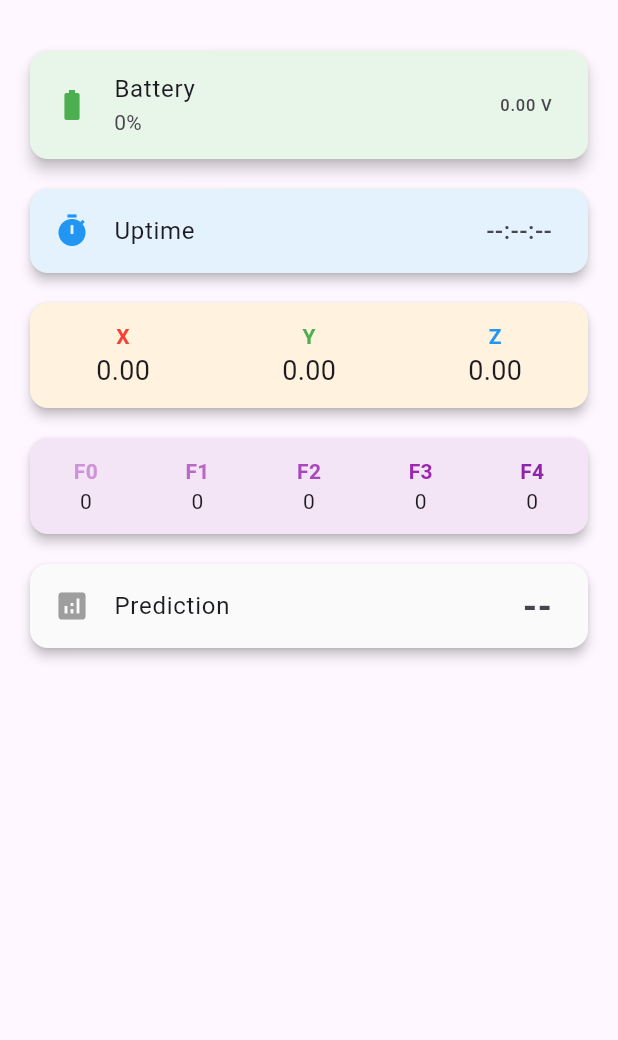
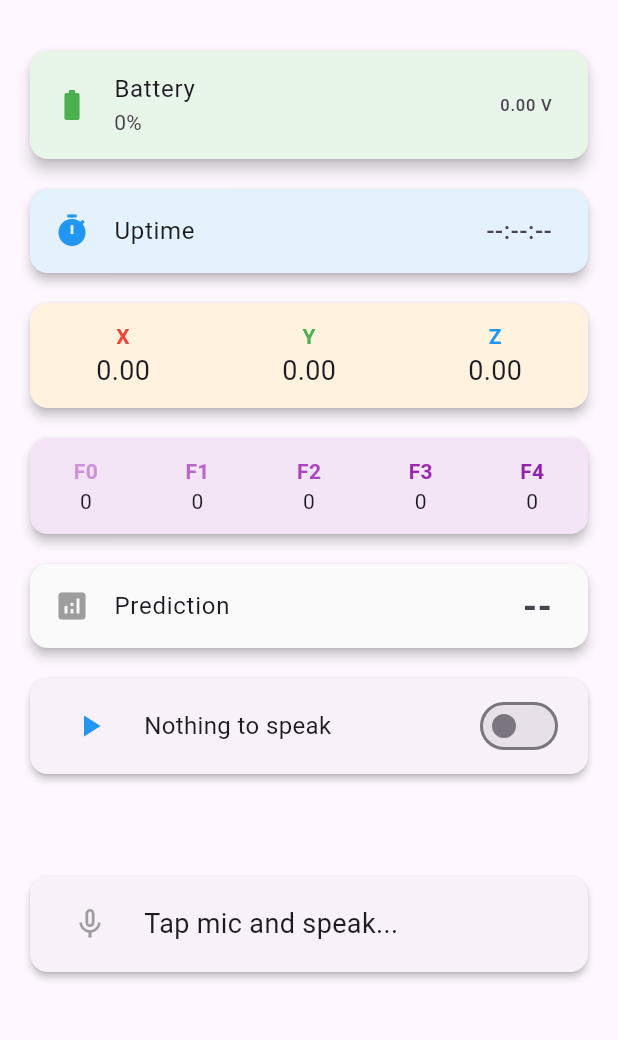
Before and after one commit to 85-Astatine/asl_app, a Flutter app: the screen it shows after launch, on a phone screen of 412 x 824 dp, the part 63-1103 px from its top. Run offline on Flutter 3.47's test engine with Material 3 defaults, Android fonts, the phone set to English and light mode, and no system bars; our stand-ins replace flutter_blue_plus, flutter_tts, speech_to_text; missing offline and left inert: tflite_flutter; statements that could not run were skipped.

```diff
--- a/lib/main.dart
+++ b/lib/main.dart
@@ -5,6 +5,10 @@ import 'dart:typed_data';
 import 'package:flutter/material.dart';
 import 'package:flutter_blue_plus/flutter_blue_plus.dart';
 import 'package:tflite_flutter/tflite_flutter.dart';
+import 'package:speech_to_text/speech_to_text.dart' as stt;
+import 'package:flutter_tts/flutter_tts.dart';
+
+
 
 void main() {
   WidgetsFlutterBinding.ensureInitialized();
@@ -38,6 +42,19 @@ class _DashboardPageState extends State<DashboardPage> {
   bool _modelLoaded = false;
   String _prediction = '--';
 
+  //// speack to text
+  late stt.SpeechToText _speech;
+  bool _speechEnabled = false;
+  String _sst_text = '';
+
+  ////// text to speach
+  late FlutterTts _flutterTts;
+  String _tts_text = '';
+  bool _autoSpeak = false;
+  String _lastSpoken = '';
+
+
+
   // --- BLE parameters ---
   final _deviceId    = 'EC:70:C8:52:75:F0';
   final _serviceUuid = Guid('6E400001-B5A3-F393-E0A9-E50E24DCCA9E');
@@ -57,7 +74,50 @@ class _DashboardPageState extends State<DashboardPage> {
   void initState() {
     super.initState();
     _initialize();  // load model → then BLE
+    _initSpeech();
+    _flutterTts = FlutterTts();
+
   }
+
+  void _initSpeech() async {
+    _speech = stt.SpeechToText();
+    _speechEnabled = await _speech.initialize(
+      onStatus: (_) => setState((){}),
+      onError: (_)  => setState((){}),
+    );
+    setState((){});
+  }
+  void _listen() async {
+    if (!_speechEnabled) return;
+    if (_speech.isListening) {
+      await _speech.stop();
+    } else {
+      _sst_text = '';
+      await _speech.listen(
+        onResult: (result) {
+          setState(() {
+            _sst_text = result.recognizedWords;
+            _tts_text = _sst_text; /////should be changed later
+            // after updating _sst_text and _tts_text speak teh
+            if (_autoSpeak && _tts_text.isNotEmpty && _tts_text != _lastSpoken) {
+              _speak();
+              _lastSpoken = _tts_text;
+            }
+
+          });
+
+        },
+      );
+    }
+    setState((){});
+  }
+
+  Future<void> _speak() async {
+    if (_tts_text.isNotEmpty) {
+      await _flutterTts.speak(_tts_text);
+    }
+  }
+
 
   Future<void> _initialize() async {
     // 1) Load & allocate TFLite model
@@ -304,6 +364,79 @@ class _DashboardPageState extends State<DashboardPage> {
 
 
 
+            const SizedBox(height: 12),
+            // 1) TTS card with auto‑play toggle
+            Card(
+              elevation: 2,
+              shape: RoundedRectangleBorder(borderRadius: BorderRadius.circular(12)),
+              child: Padding(
+                padding: const EdgeInsets.symmetric(horizontal: 16, vertical: 8),
+                child: Row(
+                  children: [
+
+
+
+                    // <-- MANUAL PLAY BUTTON
+                    IconButton(
+                      icon: const Icon(Icons.play_arrow, color: Colors.blue),
+                      onPressed: _speak,
+                    ),
+
+                    const SizedBox(width: 12),
+                    Expanded(
+                      child: Text(
+                        _tts_text.isEmpty ? 'Nothing to speak' : _tts_text,
+                        style: const TextStyle(fontSize: 16),
+                      ),
+                    ),
+                    const SizedBox(width: 12),
+
+                    // <-- AUTO‑PLAY TOGGLE
+                    Switch(
+                      value: _autoSpeak,
+                      onChanged: (v) => setState(() {
+                        _autoSpeak = v;
+                        // reset last spoken so it will play fresh next time
+                        _lastSpoken = '';
+                      }),
+                    ),
+                  ],
+                ),
+              ),
+            ),
+
+            const SizedBox(height: 48), //extraspace
+
+            const SizedBox(height: 12),
+            Card(
+              elevation: 2,
+              shape: RoundedRectangleBorder(borderRadius: BorderRadius.circular(12)),
+              child: Padding(
+                padding: const EdgeInsets.symmetric(horizontal: 16, vertical: 8),
+                child: Row(
+                  children: [
+                    IconButton(
+                      icon: Icon(
+                        _speech.isListening ? Icons.mic : Icons.mic_none,
+                        color: _speech.isListening ? Colors.red : Colors.grey,
+                      ),
+                      onPressed: _listen,
+                    ),
+                    const SizedBox(width: 12),
+                    Expanded(
+                      child: Text(
+                        _sst_text.isEmpty
+                            ? 'Tap mic and speak...'
+                            : _sst_text,
+                        style: const TextStyle(fontSize: 18),
+                      ),
+                    ),
+                  ],
+                ),
+              ),
+            ),
+
+
           ],
         ),
       ),
--- a/pubspec.yaml
+++ b/pubspec.yaml
@@ -33,7 +33,8 @@ dependencies:
 
   flutter_blue_plus: ^1.0.0
   camera: ^0.10.0
-
+  speech_to_text: ^7.2.0
+  flutter_tts: ^4.2.3
 
   tflite_flutter: ^0.11.0
  #tflite_flutter_helper: ^0.3.1
```
Also changed, not shown: pubspec.lock, 5 other files.
